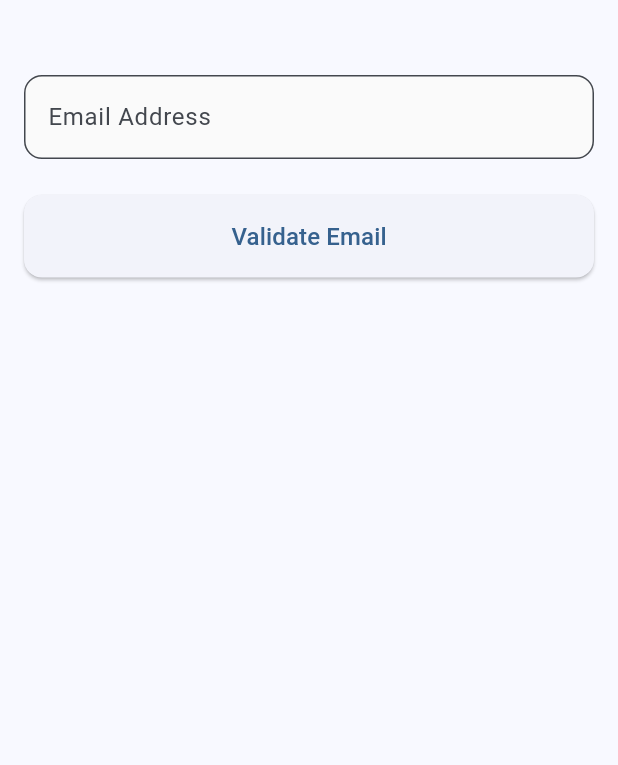
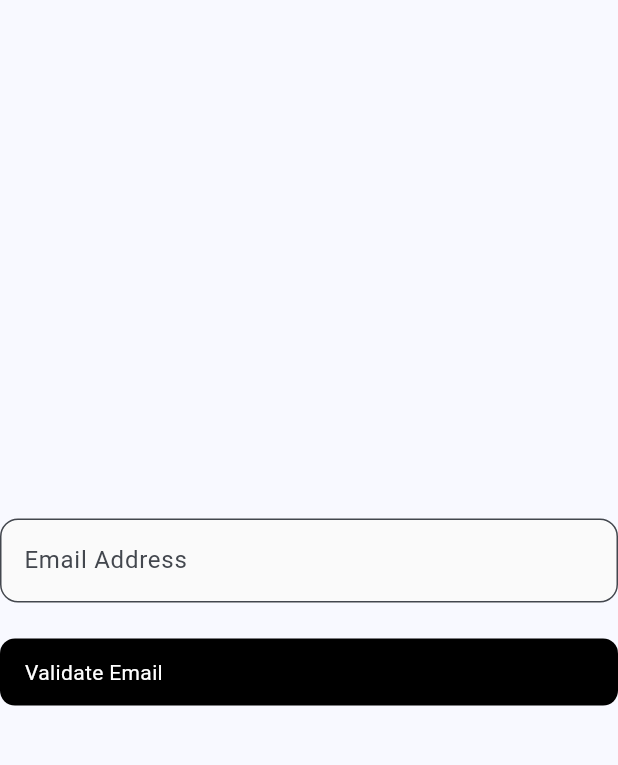
Before and after one commit to ibrahimsezer/email-validator, a Flutter app: the screen it shows after launch, on a phone screen of 412 x 824 dp, the part 63-828 px from its top. Run offline on Flutter 3.47's test engine with Material 3 defaults, Android fonts, the phone set to English and light mode, and no system bars; our stand-ins replace csv.

Commit message:
Added new ui button

```diff
--- /dev/null
+++ b/lib/shared/widgets/loading_button.dart
@@ -0,0 +1,190 @@
+import 'package:email_validator/utils/dimensions.dart';
+import 'package:flutter/material.dart';
+
+class MUILoadingButton extends StatefulWidget {
+  const MUILoadingButton({
+    super.key,
+    required this.text,
+    required this.onPressed,
+    this.loadingStateText = '',
+    this.bgColor = Colors.black,
+    this.textColor = Colors.white,
+    this.loadingStateBackgroundColor = Colors.grey,
+    this.loadingStateTextColor = Colors.white,
+    this.borderRadius = 10,
+    this.animationDuration = 250,
+    this.hapticsEnabled = false,
+    this.widthFactorUnpressed = 0.04,
+    this.widthFactorPressed = 0.035,
+    this.heightFactorUnPressed = 0.03,
+    this.heightFactorPressed = 0.025,
+    this.maxHorizontalPadding = 50,
+    this.leadingIcon,
+    this.actionIcon,
+    this.iconColor = Colors.white,
+    this.boxShadows,
+  });
+
+  /// Text for Loading Button
+  final String text;
+
+  /// Future Function to be passed, must be awaited
+  final Future Function() onPressed;
+
+  /// Text to be shown when the widget is in the loading state, empty string by default
+  final String loadingStateText;
+
+  /// Background color of the loading button
+  final Color bgColor;
+
+  /// Text color of the loading button
+  final Color textColor;
+
+  /// Background Color when the button is in the loading state
+  final Color loadingStateBackgroundColor;
+
+  /// Text Color when the button is in the loading state
+  final Color loadingStateTextColor;
+
+  /// Border radius, default value is 10
+  final double borderRadius;
+
+  /// Animation duration in milliseconds, default value is 250ms
+  final int animationDuration;
+
+  /// Enables light haptic feedback
+  final bool hapticsEnabled;
+
+  /// A double value which gets multiplied by the current screen width when the button is not pressed
+  final double widthFactorUnpressed;
+
+  /// A double value which gets multiplied by the current screen width when the button is pressed
+  final double widthFactorPressed;
+
+  /// A double value which gets multiplied by the current screen height when the button is pressed
+  final double heightFactorPressed;
+
+  /// A double value which gets multiplied by the current screen height when the button is not pressed
+  final double heightFactorUnPressed;
+
+  /// A double value which determines maximum horizontal padding a button can accumulate
+  /// Play with this value if you want to use the button on a larger screen size
+  final double maxHorizontalPadding;
+
+  /// Optional leading icon for the button.
+  final IconData? leadingIcon;
+
+  /// Optional action icon for the button.
+  final IconData? actionIcon;
+
+  /// Icon color for both leading and action icons, default: white.
+  final Color iconColor;
+
+  /// Box shadows for button
+  final List<BoxShadow>? boxShadows;
+
+  @override
+  State<MUILoadingButton> createState() => _MUILoadingButtonState();
+}
+
+class _MUILoadingButtonState extends State<MUILoadingButton> {
+  bool _isLoadingButtonPressed = false;
+
+  void _startLoading() {
+    setState(() {
+      _isLoadingButtonPressed = true;
+    });
+  }
+
+  void _stopLoading() {
+    setState(() {
+      _isLoadingButtonPressed = false;
+    });
+  }
+
+  @override
+  Widget build(BuildContext context) {
+    return GestureDetector(
+      onTapDown: (_) async {
+        _startLoading();
+        try {
+          await widget.onPressed();
+        } finally {
+          _stopLoading();
+        }
+      },
+      child: AnimatedContainer(
+        duration: Duration(milliseconds: widget.animationDuration),
+        decoration: BoxDecoration(
+          borderRadius: BorderRadius.circular(widget.borderRadius),
+          color: !_isLoadingButtonPressed
+              ? widget.bgColor
+              : widget.loadingStateBackgroundColor,
+        ),
+        padding: EdgeInsets.symmetric(
+          horizontal: _isLoadingButtonPressed
+              ? getScreenWidth(context) * widget.widthFactorPressed
+              : getScreenWidth(context) * widget.widthFactorUnpressed,
+          vertical: _isLoadingButtonPressed
+              ? getScreenWidth(context) * widget.heightFactorPressed
+              : getScreenWidth(context) * widget.heightFactorUnPressed,
+        ).clamp(
+          const EdgeInsets.symmetric(
+            horizontal: 10,
+            vertical: 8,
+          ),
+          EdgeInsets.symmetric(
+            horizontal: widget.maxHorizontalPadding,
+            vertical: 16,
+          ),
+        ),
+        child: AnimatedContainer(
+          duration: const Duration(milliseconds: 250),
+          child: !_isLoadingButtonPressed
+              ? Row(
+                  mainAxisSize: MainAxisSize.min,
+                  children: [
+                    if (widget.leadingIcon != null)
+                      Icon(
+                        widget.leadingIcon,
+                        color: widget.iconColor,
+                        // size: getScreenWidth(context) * 0.05,
+                        size: 12,
+                      ),
+                    SizedBox(width: widget.leadingIcon != null ? 8.0 : 0.0),
+                    Text(
+                      widget.text,
+                      style: TextStyle(color: widget.textColor),
+                    ),
+                    SizedBox(width: widget.actionIcon != null ? 8.0 : 0.0),
+                    if (widget.actionIcon != null)
+                      Icon(
+                        widget.actionIcon,
+                        color: widget.iconColor,
+                        // size: getScreenWidth(context) * 0.05,
+                        size: 12,
+                      ),
+                  ],
+                )
+              : Row(
+                  mainAxisSize: MainAxisSize.min,
+                  children: [
+                    Container(
+                      margin: const EdgeInsets.symmetric(horizontal: 15),
+                      width: 18,
+                      height: 18,
+                      child: CircularProgressIndicator(
+                        color: widget.loadingStateTextColor,
+                      ),
+                    ),
+                    Text(
+                      widget.loadingStateText,
+                      style: TextStyle(color: widget.loadingStateTextColor),
+                    )
+                  ],
+                ),
+        ),
+      ),
+    );
+  }
+}
--- /dev/null
+++ b/lib/utils/dimensions.dart
@@ -0,0 +1,11 @@
+// This is a GlobalKey Of Type Navigator State, Which Provides Same Key to Entire Widget Tree
+
+import 'package:flutter/widgets.dart';
+
+double getScreenWidth(BuildContext context) {
+  return MediaQuery.of(context).size.width;
+}
+
+double getScreenHeight(BuildContext context) {
+  return MediaQuery.of(context).size.height;
+}
--- a/lib/view/homepage_view.dart
+++ b/lib/view/homepage_view.dart
@@ -1,3 +1,4 @@
+import 'package:email_validator/shared/widgets/loading_button.dart';
 import 'package:email_validator/viewmodel/email_validator_viewmodel.dart';
 import 'package:flutter/material.dart';
 import 'package:provider/provider.dart';
@@ -26,18 +27,16 @@
 
   @override
   Widget build(BuildContext context) {
-    final viewModel =
-        Provider.of<EmailValidatorViewModel>(context, listen: false);
     return Scaffold(
       appBar: AppBar(
         title: const Text('Email Validator'),
         centerTitle: true,
         elevation: 0,
       ),
-      body: SingleChildScrollView(
-        padding: const EdgeInsets.all(16.0),
+      body: Center(
         child: Form(
           key: _formKey,
+          child: SingleChildScrollView(
             child: Column(
               crossAxisAlignment: CrossAxisAlignment.stretch,
               children: [
@@ -63,7 +62,8 @@
                   },
                 ),
                 const SizedBox(height: 24),
-              ElevatedButton(
+                MUILoadingButton(
+                  text: "Validate Email",
                   onPressed: () async {
                     if (_formKey.currentState!.validate()) {
                       email = _emailController.text;
@@ -96,58 +96,53 @@
                       }
                     }
                   },
-                style: ElevatedButton.styleFrom(
-                  padding: const EdgeInsets.symmetric(vertical: 16),
-                  shape: RoundedRectangleBorder(
-                    borderRadius: BorderRadius.circular(12),
-                  ),
-                ),
-                child: _isLoading
-                    ? const SizedBox(
-                        height: 20,
-                        width: 20,
-                        child: CircularProgressIndicator(
-                          strokeWidth: 2,
-                          valueColor: AlwaysStoppedAnimation<Color>(
-                              Color.fromARGB(255, 20, 19, 19)),
-                        ),
-                      )
-                    : const Text(
-                        'Validate Email',
-                        style: TextStyle(fontSize: 16),
-                      ),
                 ),
                 if (_validationStatus != null) ...[
                   const SizedBox(height: 24),
                   Card(
                     elevation: 2,
+                    color: Theme.of(context).colorScheme.surface,
                     shape: RoundedRectangleBorder(
-                    borderRadius: BorderRadius.circular(12),
+                      borderRadius: BorderRadius.circular(10),
                     ),
                     child: Padding(
                       padding: const EdgeInsets.all(16.0),
                       child: Column(
                         crossAxisAlignment: CrossAxisAlignment.start,
                         children: [
+                          Row(
+                            children: [
                               Text(
                                 'Validation Results',
-                          style:
-                              Theme.of(context).textTheme.titleLarge?.copyWith(
+                                style: Theme.of(context)
+                                    .textTheme
+                                    .titleLarge
+                                    ?.copyWith(
                                       fontWeight: FontWeight.bold,
+                                      color: Theme.of(context)
+                                          .colorScheme
+                                          .onSurface,
                                     ),
+                              ),
+                              Spacer(),
+                              MUILoadingButton(
+                                  text: 'Save Results', onPressed: () async {})
+                            ],
                           ),
                           const SizedBox(height: 16),
                           _buildResultRow('Email', _emailController.text),
                           _buildResultRow('Status', _validationStatus ?? ''),
                           _buildResultRow(
                               'Domain', _emailController.text.split('@').last),
-                        _buildResultRow('MX Records', rows.toList().toString()),
+                          _buildResultRow(
+                              'MX Records', rows.toList().toString()),
                         ],
                       ),
                     ),
                   ),
                 ],
               ],
+            ),
           ),
         ),
       ),
--- a/lib/viewmodel/email_validator_viewmodel.dart
+++ b/lib/viewmodel/email_validator_viewmodel.dart
@@ -4,7 +4,6 @@
 import 'package:csv/csv.dart';
 import 'package:flutter/material.dart';
 import 'package:http/http.dart' as http;
-import 'package:intl/intl.dart';
 
 class EmailValidatorViewModel extends ChangeNotifier {
   Future<void> writeToCsv(List<List<dynamic>> rows, String filePath) async {
```
Lines whose indentation alone changed are shown as unchanged.
